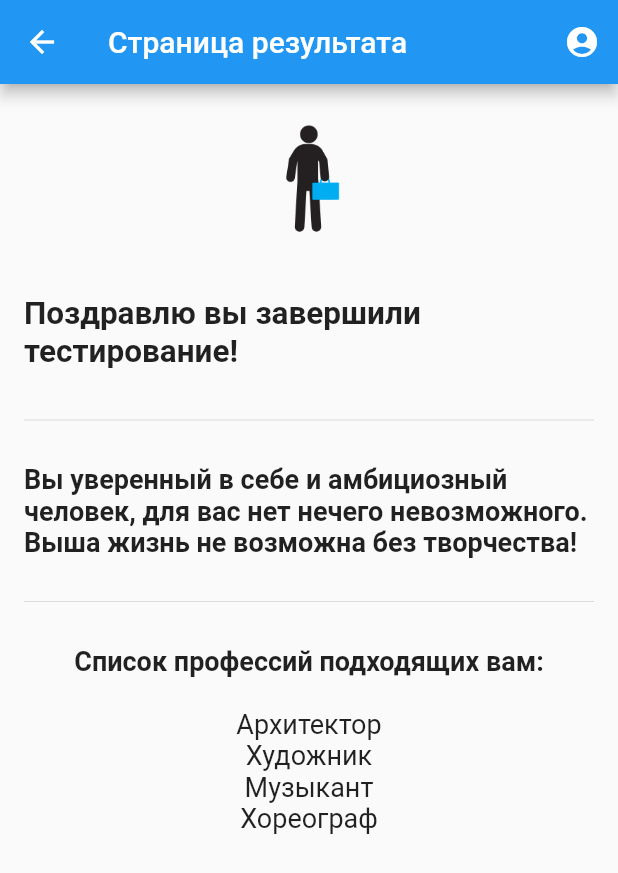
After one commit to m-obrubov/mobile-kp, a Flutter app: the Result screen opened directly, on a phone screen of 412 x 824 dp. The commit adds this screen. Shown: the top 873 px of the screen. Run offline on Flutter 3.47's test engine with Material 2 defaults, Android fonts, the phone set to English and light mode, and no system bars.

Commit message:
Страница вопроса и страница результата

```diff
--- a/questionnaire_fe/lib/pages/home.dart
+++ b/questionnaire_fe/lib/pages/home.dart
@@ -2,6 +2,7 @@ import 'package:flutter/material.dart';
 import 'package:questionnaire_fe/pages/button.dart';
 import 'package:questionnaire_fe/pages/login.dart';
 import 'package:questionnaire_fe/pages/navigation.dart';
+import 'package:questionnaire_fe/pages/question.dart';
 import 'package:questionnaire_fe/pages/register.dart';
 
 class Home extends StatelessWidget {
@@ -10,10 +11,10 @@ class Home extends StatelessWidget {
     Widget bodyButtons;
     var profileIcon;
 
-    if(1 < 0) {
+    if(0 == 0) {
       //authenticated
       bodyButtons = WideRaisedButton(
-        onPressed: () => moveWithHistoryClean(context, null /* Страница с вопросами */),
+        onPressed: () => moveWithHistoryClean(context, new Question() /* Страница с вопросами */),
         text: "Начать тест",
         fontSize: 20.0,
       );
--- /dev/null
+++ b/questionnaire_fe/lib/pages/result.dart
@@ -0,0 +1,92 @@
+import 'package:flutter/material.dart';
+import 'package:questionnaire_fe/domain/resultTest.dart';
+import 'package:questionnaire_fe/pages/navigation.dart';
+
+class Result extends StatelessWidget {
+
+  ResultTest _result;
+
+  Result(){
+    List<String> list = new List();
+    list.add("Архитектор");
+    list.add("Художник");
+    list.add("Музыкант");
+    list.add("Хореограф");
+    String description = "Вы уверенный в себе и амбициозный человек, для вас нет нечего невозможного. Выша жизнь не возможна без творчества!";
+    _result = new ResultTest("1",description, list);
+  }
+
+  @override
+  Widget build(BuildContext context) {
+    List<Widget> listProfessions  = new List();
+    Widget widgetProfessions;
+
+    for (int i = 0; i < _result.professions.length; i++) {
+      String professions = _result.professions[i];
+      listProfessions.add (
+        Text(professions,
+            style: TextStyle(
+                fontSize: 18.0
+            )),
+
+      );
+    }
+    widgetProfessions = new Column(children: listProfessions);
+
+    var profileIcon;
+      profileIcon = <Widget>[
+        IconButton(
+            icon: Icon(Icons.account_circle),
+            onPressed: () => moveWithHistory(context, null /* new ProfilePage()*/)
+        )
+      ];
+      //not authenticate
+
+    return Scaffold(
+        appBar: AppBar(
+            title: Text('Страница результата'),
+            actions: profileIcon
+        ),
+        body: SingleChildScrollView(
+                padding: EdgeInsets.all(16.0),
+                child: Column(
+                  crossAxisAlignment: CrossAxisAlignment.center,
+                  children: <Widget>[
+                    Image.asset(
+                      'images/logo.png',
+                      alignment: Alignment.center,
+                      width: 100.0,
+                      height: 100.0,
+                    ),
+                    Text(
+              '\nПоздравлю вы завершили тестирование!\n',
+              style: TextStyle(
+                  fontWeight: FontWeight.bold,
+                  fontSize: 21.0
+              ),
+            ),
+            Divider(),
+            Text(
+              "\n" + _result.description + "\n",
+              style: TextStyle(
+                  fontWeight: FontWeight.bold,
+                  fontSize: 18.0
+              ),
+            ),
+            Divider(),
+            Text(
+              "\nСписок профессий подходящих вам:\n",
+              style: TextStyle(
+                  fontWeight: FontWeight.bold,
+                  fontSize: 18.0
+              ),
+            ),
+            widgetProfessions,
+            ],
+          ),
+        )
+    );
+  }
+
+
+}
```
Also changed, not shown: questionnaire_fe/lib/pages/question.dart (+46 -79 lines).
